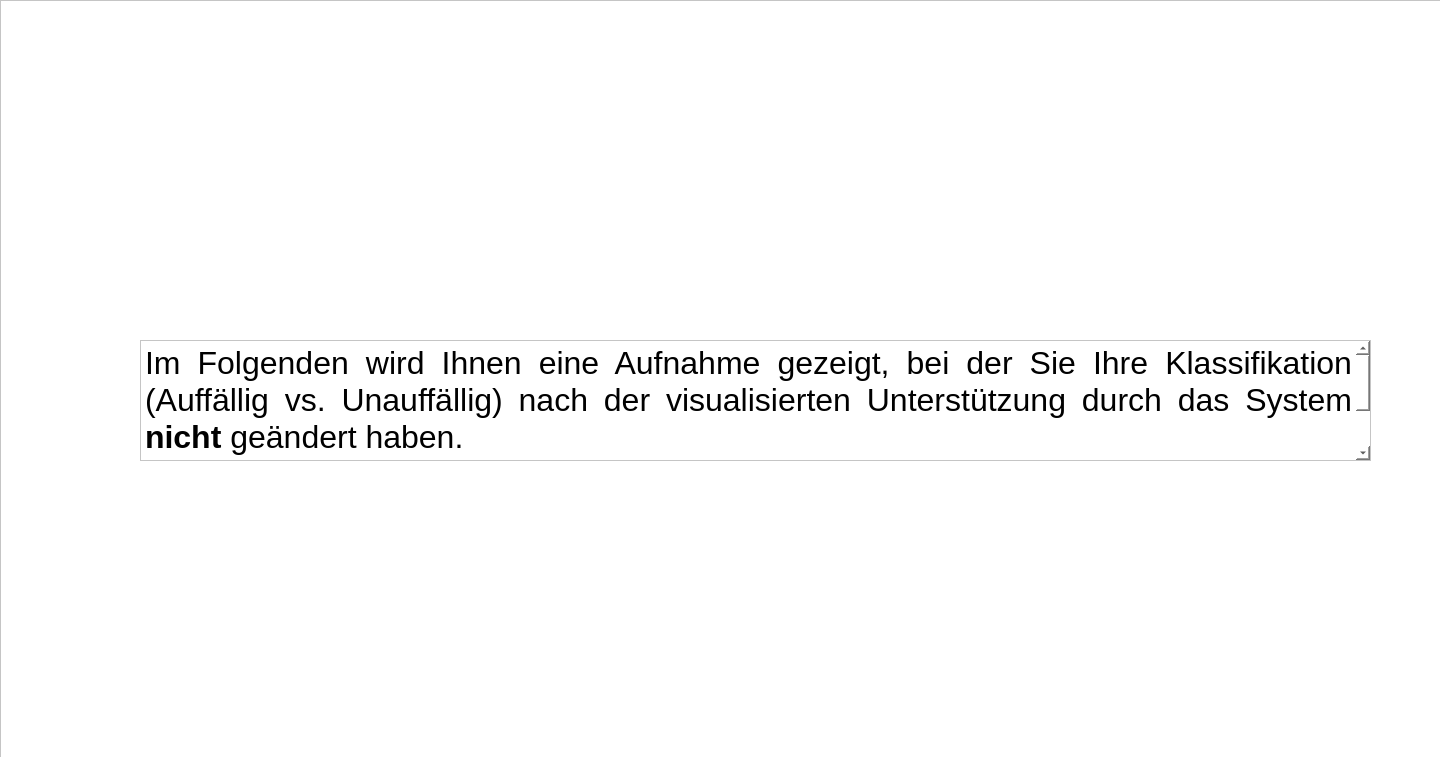
IKI-Lab/auscultation_AI_noise_exp, file forms/CAA_posttrial1.ui: the form before one commit.
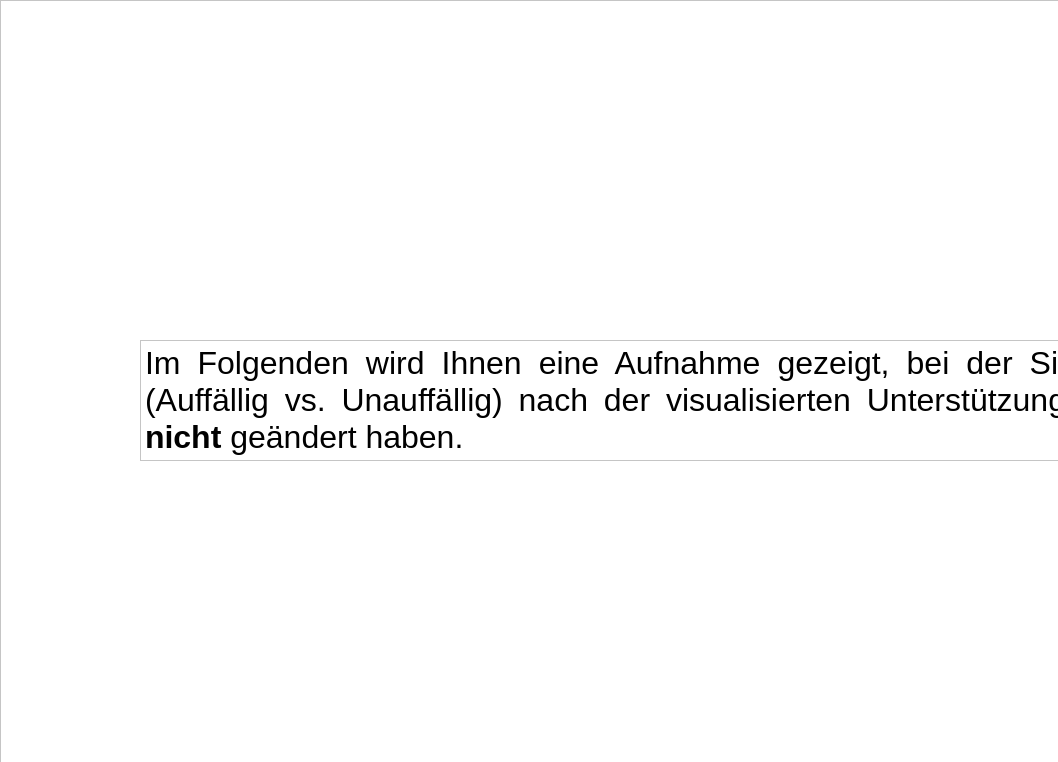
The form after the commit.

```diff
--- a/forms/CAA_posttrial1.ui
+++ b/forms/CAA_posttrial1.ui
@@ -6,8 +6,8 @@
    <rect>
     <x>0</x>
     <y>0</y>
-    <width>1440</width>
-    <height>757</height>
+    <width>1058</width>
+    <height>762</height>
    </rect>
   </property>
   <property name="windowTitle">
```
